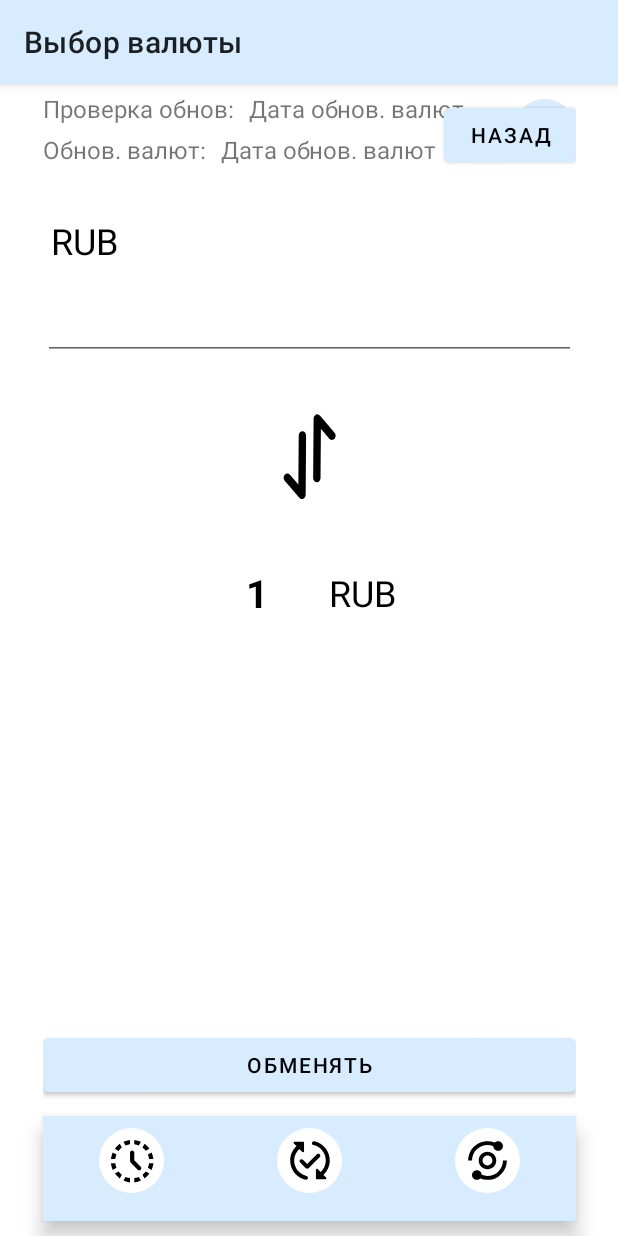
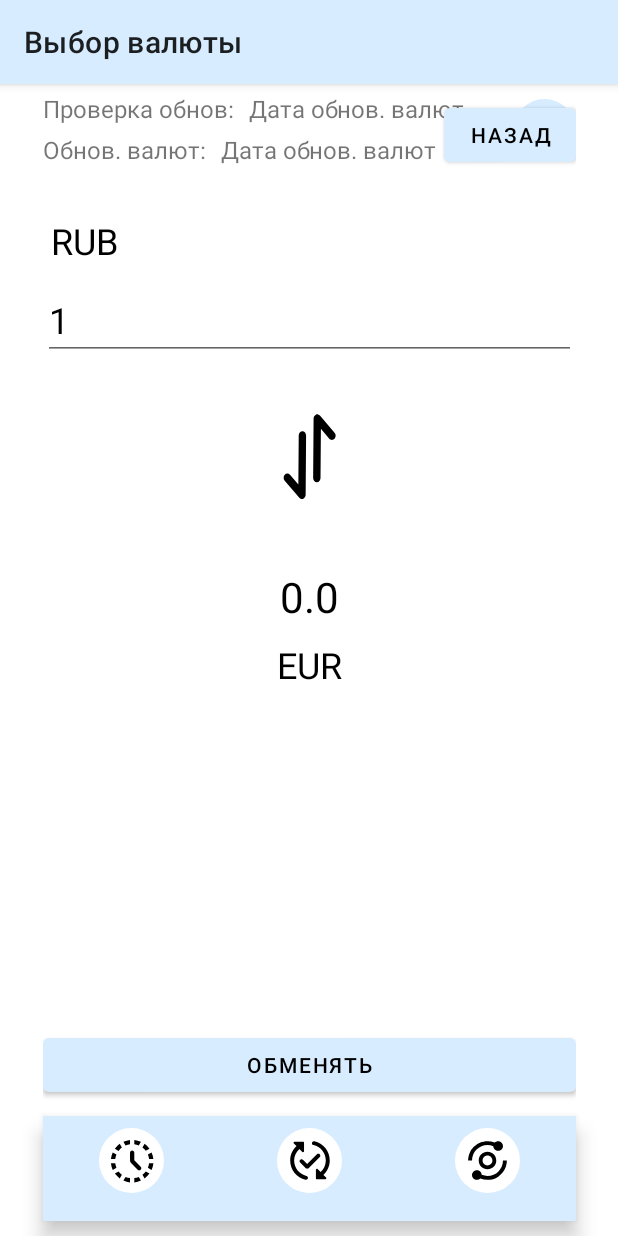
Before and after one commit to Kudryashova-Nastya/mobile_converter, an Android app: the fragment ExchangeFragment placed in its activity, on a phone screen of 412 x 824 dp. Run offline under Robolectric (Android 15) with nearby library versions, the phone set to English and light mode, and no system bars; our stand-ins replace navigation-ui; 1 statement that could not run was skipped.

Commit message:
convertion to EUR

```diff
--- a/app/src/main/java/com/example/myapplication/fragments/exchange/ExchangeFragment.kt
+++ b/app/src/main/java/com/example/myapplication/fragments/exchange/ExchangeFragment.kt
@@ -11,6 +11,7 @@ import com.example.myapplication.R
 import com.example.myapplication.data.RoomInitRepository
 import com.example.myapplication.data.room.Currency
 import com.example.myapplication.databinding.FragmentExchangeBinding
+import kotlin.math.roundToInt
 
 
 class ExchangeFragment : Fragment() {
@@ -39,7 +40,13 @@ class ExchangeFragment : Fragment() {
             currentCurrency = arguments?.getSerializable("currency") as Currency
             binding.firstCurrencyName.text = currentCurrency.name
         }
-        binding.secondValue.text = "1"
+        val currentValue = 1 / currentCurrency.value
+        // округляем до 5 знаков после запятой
+        binding.secondValue.text = ((currentValue * 100000.0).roundToInt() / 100000.0).toString()
+        if (binding.valueInput.text?.isEmpty() == true) {
+            binding.valueInput.setText("1")
+        }
+
 
         binding.buttonBack.setOnClickListener {
             Navigation.findNavController(requireView()).navigate(R.id.action_exchangeFragment_to_listFragment)
--- a/app/src/main/res/layout/fragment_exchange.xml
+++ b/app/src/main/res/layout/fragment_exchange.xml
@@ -64,27 +64,23 @@
         android:layout_marginVertical="@dimen/main_margin_vertical"
         android:text="@string/number_example"
         android:textColor="@color/black"
-        android:textSize="26sp"
-        app:layout_constraintBottom_toBottomOf="@+id/secondCurrencyName"
+        android:textSize="28sp"
         app:layout_constraintEnd_toEndOf="parent"
         app:layout_constraintStart_toStartOf="parent"
-        app:layout_constraintTop_toTopOf="@+id/secondCurrencyName"
-        android:layout_marginEnd="70dp"
-        tools:ignore="MissingConstraints"
-        android:textStyle="bold"/>
+        app:layout_constraintTop_toBottomOf="@+id/exchangeSwapButton"
+        tools:ignore="MissingConstraints" />
 
     <TextView
         android:id="@+id/secondCurrencyName"
         android:layout_width="wrap_content"
         android:layout_height="wrap_content"
         android:layout_marginVertical="@dimen/main_margin_vertical"
-        android:text="@string/value_example"
+        android:text="@string/eur"
         android:textColor="@color/black"
         android:textSize="24sp"
         app:layout_constraintEnd_toEndOf="parent"
         app:layout_constraintStart_toStartOf="parent"
-        app:layout_constraintTop_toBottomOf="@+id/exchangeSwapButton"
-        android:layout_marginStart="70dp"
+        app:layout_constraintTop_toBottomOf="@+id/secondValue"
         tools:ignore="MissingConstraints" />
 
     <Button
--- a/app/src/main/res/values/strings.xml
+++ b/app/src/main/res/values/strings.xml
@@ -12,4 +12,5 @@
     <string name="currentDateName">Проверка обнов:</string>
     <string name="dateUpdateName">Обнов. валют:</string>
     <string name="exchange">Обменять</string>
+    <string name="eur">EUR</string>
 </resources>
```
